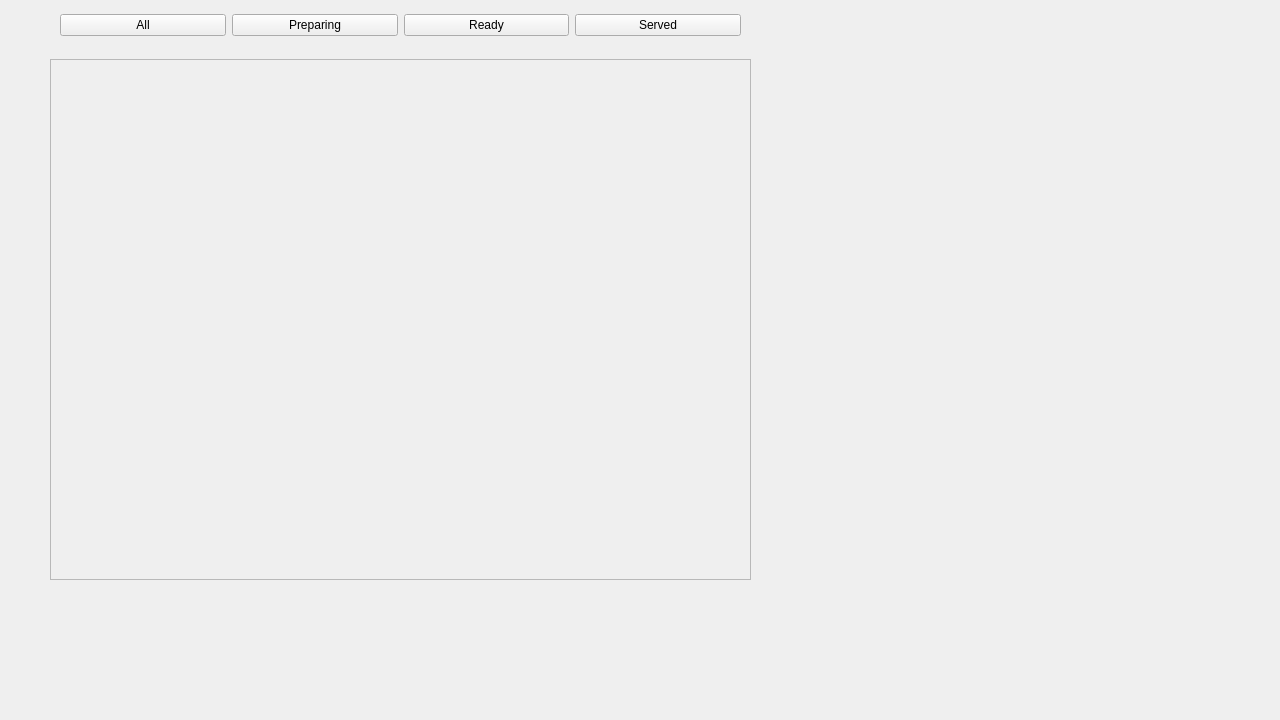
This is RMS_qt/orders.ui in dev-pratik02/RMS as Qt 5 draws it before an edit. The edited form follows.
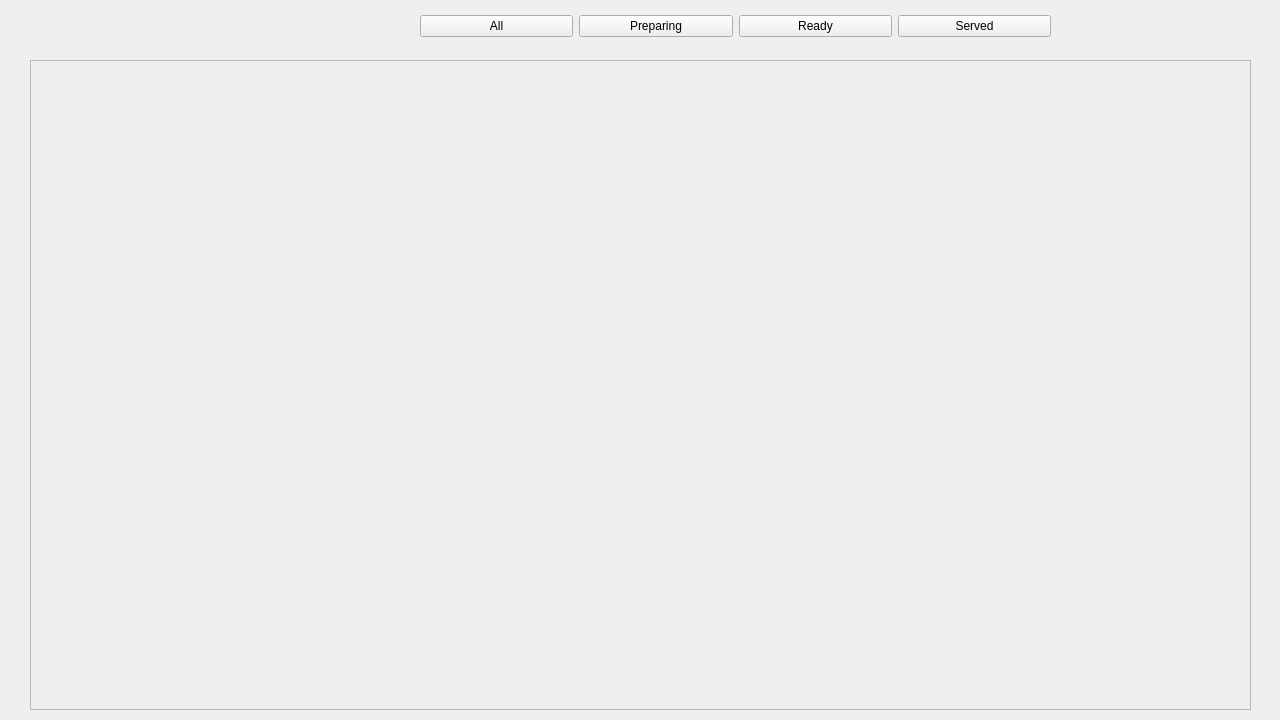
This is the edited form.

Diff of the .ui file:
```diff
--- a/RMS_qt/orders.ui
+++ b/RMS_qt/orders.ui
@@ -17,10 +17,10 @@
    <widget class="QScrollArea" name="scrollArea">
     <property name="geometry">
      <rect>
-      <x>50</x>
-      <y>59</y>
-      <width>701</width>
-      <height>521</height>
+      <x>30</x>
+      <y>60</y>
+      <width>1221</width>
+      <height>650</height>
      </rect>
     </property>
     <property name="widgetResizable">
@@ -31,17 +31,17 @@
       <rect>
        <x>0</x>
        <y>0</y>
-       <width>699</width>
-       <height>519</height>
+       <width>1219</width>
+       <height>648</height>
       </rect>
      </property>
      <widget class="QWidget" name="cardContainer" native="true">
       <property name="geometry">
        <rect>
         <x>30</x>
-        <y>9</y>
-        <width>641</width>
-        <height>491</height>
+        <y>30</y>
+        <width>1161</width>
+        <height>591</height>
        </rect>
       </property>
      </widget>
@@ -50,8 +50,8 @@
    <widget class="QLabel" name="recordLabel">
     <property name="geometry">
      <rect>
-      <x>-50</x>
-      <y>200</y>
+         <x>-110</x>
+         <y>80</y>
       <width>721</width>
       <height>39</height>
      </rect>
@@ -69,7 +69,17 @@
       <height>51</height>
      </rect>
     </property>
-    <layout class="QHBoxLayout" name="btn_layout">
+   </widget>
+   <widget class="QWidget" name="">
+    <property name="geometry">
+     <rect>
+      <x>420</x>
+      <y>10</y>
+      <width>631</width>
+      <height>32</height>
+     </rect>
+    </property>
+    <layout class="QHBoxLayout" name="horizontalLayout">
      <item>
       <widget class="QPushButton" name="btn_all">
        <property name="text">
```
Left out of the diff: 6 changed lines with no effect on the pictures. Lines whose indentation alone changed are shown as unchanged.
